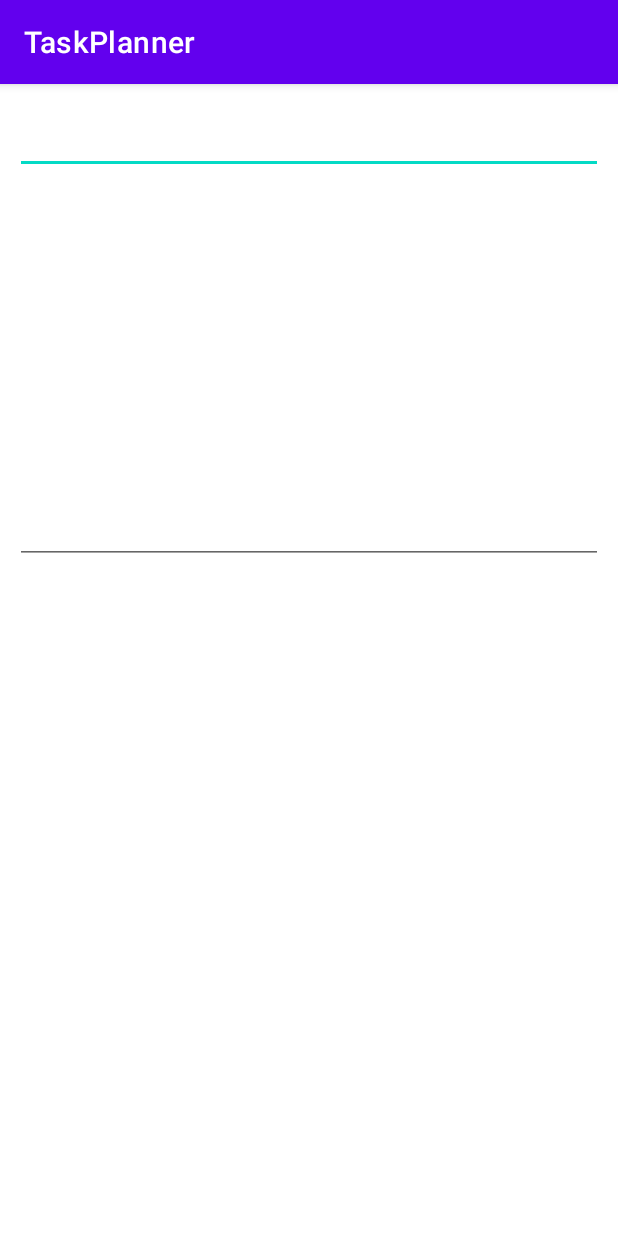
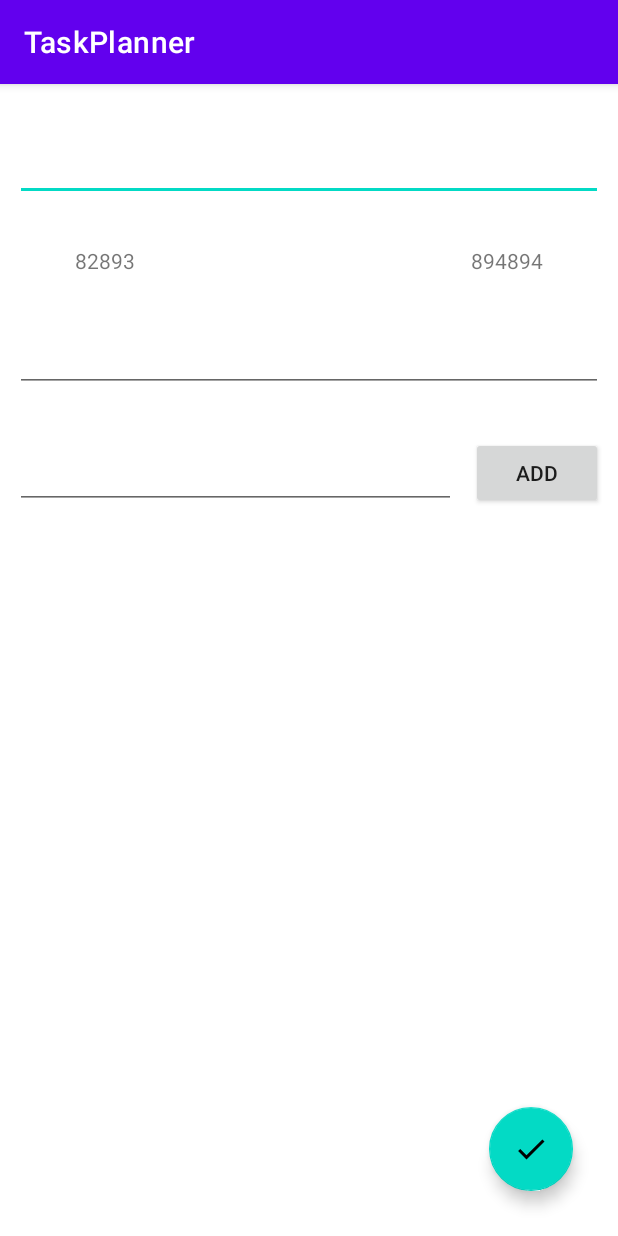
Before and after one commit to AlexeyK2021/TaskPlaner, an Android app: the CreateTaskActivity screen opened directly, with no data from a screen before it, on a phone screen of 412 x 824 dp. Run offline under Robolectric (Android 15) with nearby library versions, the phone set to English and light mode, and no system bars; our stand-ins replace Firebase (no records; nobody signed in at launch, a user with empty details on screens opened directly).

Commit message:
coding create task activity

```diff
--- a/app/src/main/java/ru/alexeyk2021/taskplanner/activityLogic/CreateTaskActivity.kt
+++ b/app/src/main/java/ru/alexeyk2021/taskplanner/activityLogic/CreateTaskActivity.kt
@@ -1,18 +1,88 @@
 package ru.alexeyk2021.taskplanner.activityLogic
 
+import android.app.DatePickerDialog
+import android.app.DatePickerDialog.OnDateSetListener
+import android.os.Bundle
+import android.widget.TextView
 import androidx.appcompat.app.AppCompatActivity
-import android.os.Bundle
-import ru.alexeyk2021.taskplanner.R
+import com.google.firebase.auth.ktx.auth
+import com.google.firebase.firestore.ktx.firestore
+import com.google.firebase.ktx.Firebase
+import ru.alexeyk2021.taskplanner.dataClasses.Task
+import ru.alexeyk2021.taskplanner.dataClasses.User
 import ru.alexeyk2021.taskplanner.databinding.ActivityCreateTaskBinding
+import java.util.*
+import javax.xml.datatype.DatatypeConstants.MONTHS
+
 
 class CreateTaskActivity : AppCompatActivity() {
     private lateinit var binding: ActivityCreateTaskBinding
+    private lateinit var taskName: TextView
+    private lateinit var startDate: TextView
+    private lateinit var endDate: TextView
+    private lateinit var taskDescription: TextView
+    private lateinit var dateAndTime: Calendar
 
     override fun onCreate(savedInstanceState: Bundle?) {
         super.onCreate(savedInstanceState)
         binding = ActivityCreateTaskBinding.inflate(layoutInflater)
         setContentView(binding.root)
 
+        dateAndTime = Calendar.getInstance()
+        taskName = binding.taskName
+        startDate = binding.startDate
+        endDate = binding.endDate
+        taskDescription = binding.taskDescription
+        val userFinder = binding.userFinder
+        val addUser = binding.userAdd
+        val save = binding.save
 
+        val users = mutableListOf<User>()
+
+        startDate.setOnClickListener {
+            val year = dateAndTime.get(Calendar.YEAR)
+            val month = dateAndTime.get(Calendar.MONTH)
+            val day = dateAndTime.get(Calendar.DAY_OF_MONTH)
+
+            val dpd = DatePickerDialog(this, { view, year, monthOfYear, dayOfMonth ->
+                val text =
+                    "" + dayOfMonth.toString() + " " + monthOfYear.toString() + ", " + year.toString()
+                startDate.text = text
+            }, year, month, day)
+            dpd.show()
+        }
+
+        endDate.setOnClickListener {
+            val year = dateAndTime.get(Calendar.YEAR)
+            val month = dateAndTime.get(Calendar.MONTH)
+            val day = dateAndTime.get(Calendar.DAY_OF_MONTH)
+
+            val dpd = DatePickerDialog(this, { view, year, monthOfYear, dayOfMonth ->
+                val text =
+                    "" + dayOfMonth.toString() + " " + monthOfYear.toString() + ", " + year.toString()
+                endDate.text = text
+            }, year, month, day)
+            dpd.show()
+        }
+
+        save.setOnClickListener {
+            val task = Task(
+                userEmail = Firebase.auth.currentUser?.email!!.toString(),
+                name = taskName.text.toString(),
+                startDate = startDate.text.toString(),
+                endDate = endDate.text.toString(),
+                description = taskDescription.text.toString(),
+                status = 0
+            )
+            Firebase.firestore.collection("tasks").add(task.getInfo())
+            TODO("Синхронизация задачи с пользователями прри ее создании")
+        }
+        addUser.setOnClickListener {
+            Firebase.firestore.collection("users").whereEqualTo("email", userFinder.text.toString()).get().addOnSuccessListener {
+                val user = User(it.documents[0]) // Создвание пользователя по его email
+                users.add(user)
+            }
+        }
     }
+
 }
--- a/app/src/main/java/ru/alexeyk2021/taskplanner/activityLogic/MainActivity.kt
+++ b/app/src/main/java/ru/alexeyk2021/taskplanner/activityLogic/MainActivity.kt
@@ -65,7 +65,7 @@ class MainActivity : AppCompatActivity() {
 //                    tasks.add(Task(doc))
 //                }
 //                val relevantTasks = SelectingTasks.getInstance().generateList(tasks)
-//                tasksList.adapter = TaskRecyclerView(relevantTasks)
+//                tasksList.adapter = TaskRecyclerView(relevantTasks,)
 //            }.addOnFailureListener { result ->
 //                Log.e("ReadFromDB", "Can't read tasks from DB ${result.message}")
 //                Toast.makeText(this, "Something went wrong!", Toast.LENGTH_LONG).show()
--- /dev/null
+++ b/app/src/main/res/drawable/task_adding_done.xml
@@ -0,0 +1,5 @@
+<vector android:height="24dp" android:tint="#000000"
+    android:viewportHeight="24" android:viewportWidth="24"
+    android:width="24dp" xmlns:android="http://schemas.android.com/apk/res/android">
+    <path android:fillColor="@android:color/white" android:pathData="M9,16.17L4.83,12l-1.42,1.41L9,19 21,7l-1.41,-1.41z"/>
+</vector>
--- a/app/src/main/res/layout/activity_create_task.xml
+++ b/app/src/main/res/layout/activity_create_task.xml
@@ -9,12 +9,14 @@
     <androidx.appcompat.widget.AppCompatEditText
         android:id="@+id/task_name"
         android:layout_width="match_parent"
-        android:layout_height="30dp"
+        android:layout_height="48dp"
         android:layout_marginHorizontal="10dp"
         android:layout_marginTop="30dp"
         android:inputType="text"
         app:layout_constraintStart_toStartOf="parent"
-        app:layout_constraintTop_toTopOf="parent" />
+        app:layout_constraintTop_toTopOf="parent"
+        tools:ignore="SpeakableTextPresentCheck" />
+
 
     <!--    <DatePicker-->
     <!--        android:id="@+id/start_date"-->
@@ -37,30 +39,69 @@
     <!--        android:inputType="datetime"-->
     <!--        app:layout_constraintEnd_toEndOf="parent"-->
     <!--        app:layout_constraintTop_toBottomOf="@id/task_name" />-->
-    <View
-        android:id="@+id/view"
+
+    <TextView
+        android:id="@+id/startDate"
         android:layout_width="wrap_content"
-        android:layout_height="200dp"
+        android:layout_height="wrap_content"
+        android:layout_marginHorizontal="50dp"
+        android:layout_marginTop="30dp"
+        android:text="82893"
         app:layout_constraintStart_toStartOf="parent"
-        app:layout_constraintTop_toBottomOf="@id/task_name"
-        />
+        app:layout_constraintTop_toBottomOf="@+id/task_name" />
+
+    <TextView
+        android:id="@+id/endDate"
+        android:layout_width="wrap_content"
+        android:layout_height="wrap_content"
+        android:layout_marginHorizontal="50dp"
+        android:layout_marginTop="30dp"
+        android:text="894894"
+        app:layout_constraintEnd_toEndOf="parent"
+        app:layout_constraintTop_toBottomOf="@+id/task_name" />
 
     <androidx.appcompat.widget.AppCompatEditText
-        android:id="@+id/user_finder"
+        android:id="@+id/task_description"
         android:layout_width="match_parent"
-        android:layout_height="30dp"
+        android:layout_height="48dp"
         android:layout_marginHorizontal="10dp"
         android:layout_marginTop="30dp"
         android:inputType="text"
         app:layout_constraintStart_toStartOf="parent"
-        app:layout_constraintTop_toBottomOf="@id/view" />
+        app:layout_constraintTop_toBottomOf="@id/startDate"
+        tools:ignore="SpeakableTextPresentCheck" />
 
-    <androidx.recyclerview.widget.RecyclerView
-        android:id="@+id/relevant_users"
+
+    <androidx.appcompat.widget.AppCompatEditText
+        android:id="@+id/user_finder"
+        android:layout_width="294dp"
+        android:layout_height="48dp"
+        android:layout_marginHorizontal="10dp"
+        android:layout_marginTop="30dp"
+        android:inputType="text"
+        app:layout_constraintStart_toStartOf="parent"
+        app:layout_constraintTop_toBottomOf="@id/task_description"
+        tools:ignore="SpeakableTextPresentCheck" />
+
+    <androidx.appcompat.widget.AppCompatButton
+        android:id="@+id/user_add"
         android:layout_width="wrap_content"
         android:layout_height="wrap_content"
-        android:layout_marginStart="10dp"
-        android:layout_marginTop="50dp"
-        app:layout_constraintStart_toStartOf="parent"
-        app:layout_constraintTop_toBottomOf="@id/user_finder" />
+        android:text="@string/add"
+        app:layout_constraintBottom_toBottomOf="@id/user_finder"
+        app:layout_constraintEnd_toEndOf="parent"
+        app:layout_constraintStart_toEndOf="@id/user_finder"
+        app:layout_constraintTop_toTopOf="@id/user_finder" />
+
+    <com.google.android.material.floatingactionbutton.FloatingActionButton
+        android:id="@+id/save"
+        android:layout_width="wrap_content"
+        android:layout_height="wrap_content"
+        android:layout_gravity="end|bottom"
+        android:layout_margin="30dp"
+        android:contentDescription="@string/finish_adding"
+        android:src="@drawable/task_adding_done"
+        app:layout_constraintBottom_toBottomOf="parent"
+        app:layout_constraintEnd_toEndOf="parent" />
+
 </androidx.constraintlayout.widget.ConstraintLayout>
--- a/app/src/main/res/values/strings.xml
+++ b/app/src/main/res/values/strings.xml
@@ -23,5 +23,7 @@
     <string name="task_working">Working</string>
     <string name="task_not_started">Not started</string>
     <string name="task_done">Done</string>
+    <string name="add">Add</string>
+    <string name="finish_adding">Finish adding</string>
 
 </resources>
```
Also changed, not shown: app/src/main/java/ru/alexeyk2021/taskplanner/dataClasses/Task.kt (+6 -13 lines), app/src/main/java/ru/alexeyk2021/taskplanner/dataClasses/User.kt (+16 -9 lines). Lines whose indentation alone changed are shown as unchanged.
